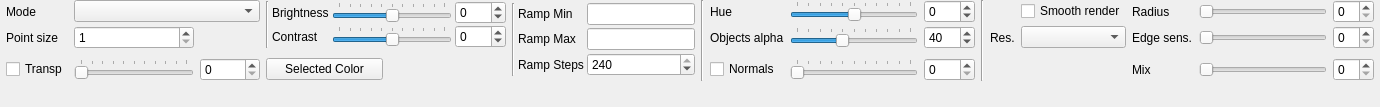
Above: src/gui/forms/toolbar_rendersettingsgroup.ui from open-scan-crew/OpenScanTools before the change. Below: the same form after it.
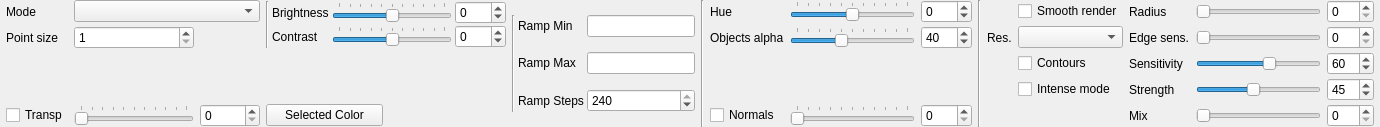
That is the form after the change. Custom widgets are drawn as their Qt base class.

Commit message: Update depth lining labels to English

```diff
--- a/src/gui/forms/toolbar_rendersettingsgroup.ui
+++ b/src/gui/forms/toolbar_rendersettingsgroup.ui
@@ -43,6 +43,20 @@
      </property>
     </widget>
    </item>
+   <item row="2" column="16">
+    <widget class="QCheckBox" name="checkBox_depthLining">
+     <property name="text">
+      <string>Contours</string>
+     </property>
+    </widget>
+   </item>
+   <item row="3" column="16">
+    <widget class="QCheckBox" name="checkBox_depthLiningStrongMode">
+     <property name="text">
+      <string>Intense mode</string>
+     </property>
+    </widget>
+   </item>
    <item row="4" column="0">
     <widget class="QCheckBox" name="transparencyCheckBox">
      <property name="enabled">
@@ -556,6 +570,72 @@
      </property>
     </widget>
    </item>
+   <item row="3" column="18">
+    <widget class="QLabel" name="label_depthLiningStrength">
+     <property name="text">
+      <string>Strength</string>
+     </property>
+    </widget>
+   </item>
+   <item row="2" column="18">
+    <widget class="QLabel" name="label_depthLiningSensitivity">
+     <property name="text">
+      <string>Sensitivity</string>
+     </property>
+    </widget>
+   </item>
+   <item row="3" column="19">
+    <widget class="QSlider" name="slider_depthLiningStrength">
+     <property name="minimum">
+      <number>0</number>
+     </property>
+     <property name="maximum">
+      <number>100</number>
+     </property>
+     <property name="value">
+      <number>45</number>
+     </property>
+     <property name="orientation">
+      <enum>Qt::Horizontal</enum>
+     </property>
+    </widget>
+   </item>
+   <item row="2" column="19">
+    <widget class="QSlider" name="slider_depthLiningSensitivity">
+     <property name="minimum">
+      <number>0</number>
+     </property>
+     <property name="maximum">
+      <number>100</number>
+     </property>
+     <property name="value">
+      <number>60</number>
+     </property>
+     <property name="orientation">
+      <enum>Qt::Horizontal</enum>
+     </property>
+    </widget>
+   </item>
+   <item row="3" column="21">
+    <widget class="QSpinBox" name="spinBox_depthLiningStrength">
+     <property name="maximum">
+      <number>100</number>
+     </property>
+     <property name="value">
+      <number>45</number>
+     </property>
+    </widget>
+   </item>
+   <item row="2" column="21">
+    <widget class="QSpinBox" name="spinBox_depthLiningSensitivity">
+     <property name="maximum">
+      <number>100</number>
+     </property>
+     <property name="value">
+      <number>60</number>
+     </property>
+    </widget>
+   </item>
   </layout>
  </widget>
  <layoutdefault spacing="6" margin="11"/>
```
The commit also changes 18 other files.
